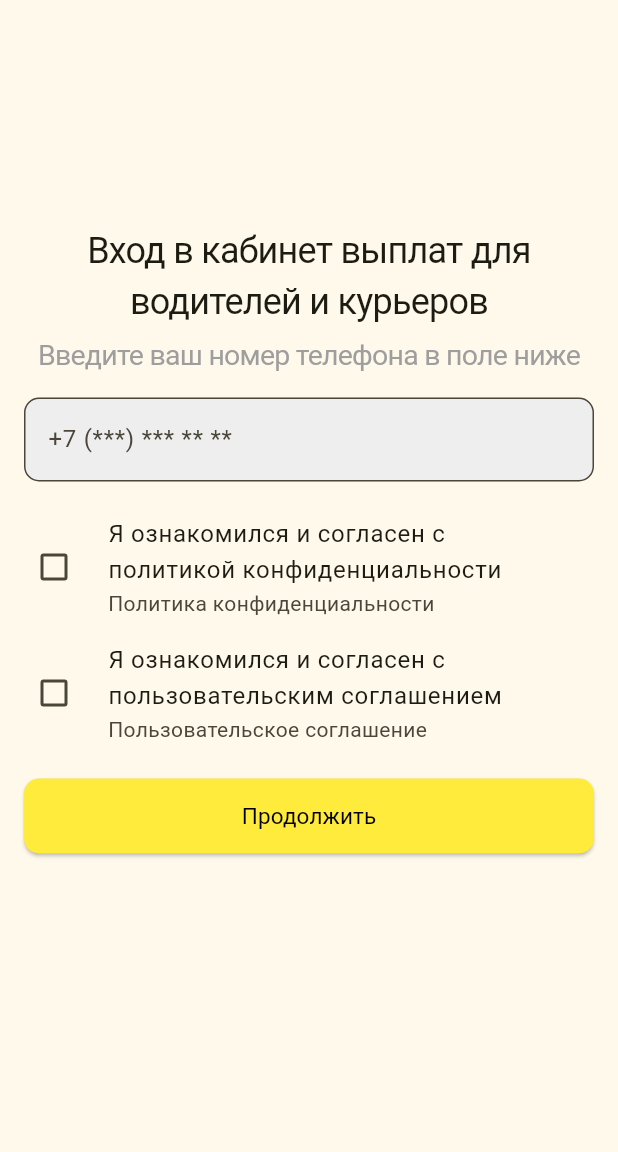
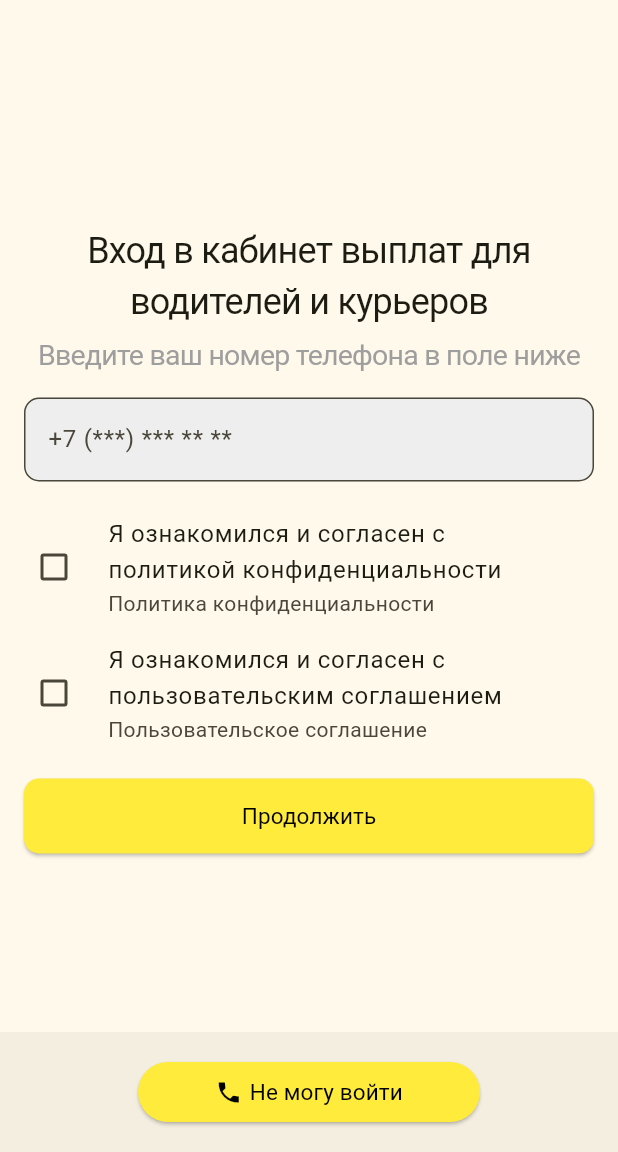
Before and after one commit to PLUXVR/Pro_Force_2_RU, a Flutter app: the screen it shows after launch, on a phone screen of 412 x 824 dp, the part 84-1236 px from its top. Run offline on Flutter 3.47's test engine with Material 3 defaults, Android fonts, the phone set to English and light mode, and no system bars.

Commit message:
Bottom bar button

```diff
--- a/lib/widgets/auth/auth_widget.dart
+++ b/lib/widgets/auth/auth_widget.dart
@@ -27,6 +27,43 @@ class _AuthWidgetState extends State<AuthWidget> {
         children: [
           _HeaderWidget(),
         ],
+      ),
+      bottomNavigationBar: BottomAppBar(
+        elevation: 0,
+        child: Align(
+          // alignment: FractionalOffset.bottomCenter,
+          // child: Expanded(
+          child: ElevatedButton(
+              onPressed: () {},
+              style: ElevatedButton.styleFrom(
+                minimumSize: const Size.fromRadius(20),
+                backgroundColor: Colors.yellow,
+                shape: RoundedRectangleBorder(
+                  borderRadius: BorderRadius.circular(30),
+                ),
+              ),
+              child: const SizedBox(
+                width: 180,
+                child: Row(
+                  mainAxisAlignment: MainAxisAlignment.center,
+                  children: [
+                    Icon(
+                      Icons.phone_sharp,
+                      color: Colors.black,
+                    ),
+                    SizedBox(width: 5),
+                    Text(
+                      'Не могу войти',
+                      style: TextStyle(
+                          color: Colors.black,
+                          fontSize: 15,
+                          fontWeight: FontWeight.normal),
+                    ),
+                  ],
+                ),
+              )),
+        ),
+        // ),
       ),
     );
   }
```
